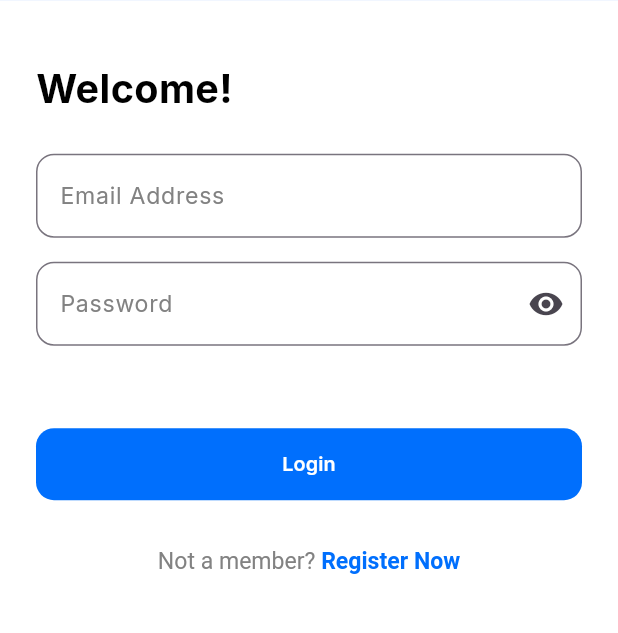
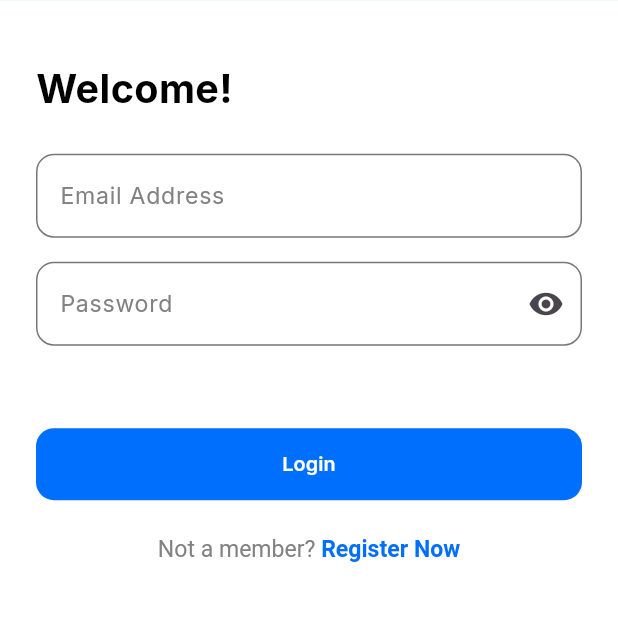
Before and after one commit to HazimNabil/spectra-sports, a Flutter app: the screen it shows after launch, on a phone screen of 412 x 824 dp, the part 469-1102 px from its top. Run offline on Flutter 3.47's test engine with Material 3 defaults, Android fonts, the phone set to English and light mode, and no system bars; our stand-ins replace device_preview, go_router, google_fonts.

Commit message:
Move sign up prompt text out of login form section

```diff
--- a/lib/features/auth/presentation/widgets/login_form_section.dart
+++ b/lib/features/auth/presentation/widgets/login_form_section.dart
@@ -2,7 +2,6 @@ import 'package:flutter/material.dart';
 import 'package:spectra_sports/core/utils/app_styles.dart';
 import 'package:spectra_sports/core/widgets/custom_button.dart';
 import 'package:spectra_sports/core/widgets/custom_text_field.dart';
-import 'package:spectra_sports/features/auth/presentation/widgets/sign_up_prompt_text.dart';
 
 class LoginFormSection extends StatelessWidget {
   const LoginFormSection({super.key});
@@ -28,11 +27,6 @@ class LoginFormSection extends StatelessWidget {
             width: double.infinity,
             child: CustomButton(title: 'Login', onPressed: () {}),
           ),
-          const SizedBox(height: 32),
-          const Align(
-            alignment: Alignment.center,
-            child: SignUpPromptText(),
-          )
         ],
       ),
     );
--- a/lib/features/auth/presentation/widgets/login_view_body.dart
+++ b/lib/features/auth/presentation/widgets/login_view_body.dart
@@ -1,6 +1,7 @@
 import 'package:flutter/material.dart';
 import 'package:spectra_sports/features/auth/presentation/widgets/login_form_section.dart';
 import 'package:spectra_sports/features/auth/presentation/widgets/logo_section.dart';
+import 'package:spectra_sports/features/auth/presentation/widgets/sign_up_prompt_text.dart';
 
 class LoginViewBody extends StatelessWidget {
   const LoginViewBody({super.key});
@@ -14,6 +15,11 @@ class LoginViewBody extends StatelessWidget {
           LogoSection(),
           SizedBox(height: 40),
           LoginFormSection(),
+          SizedBox(height: 24),
+          Align(
+            alignment: Alignment.center,
+            child: SignUpPromptText(),
+          ),
         ],
       ),
     );
```
